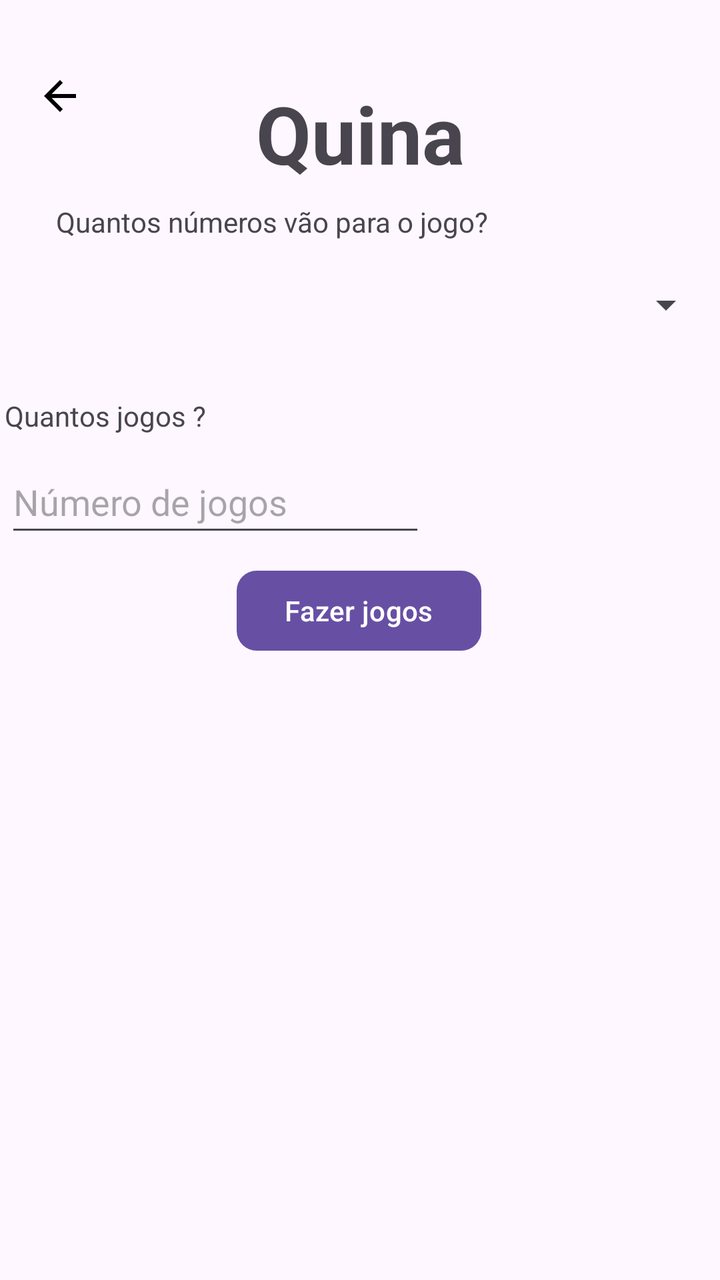
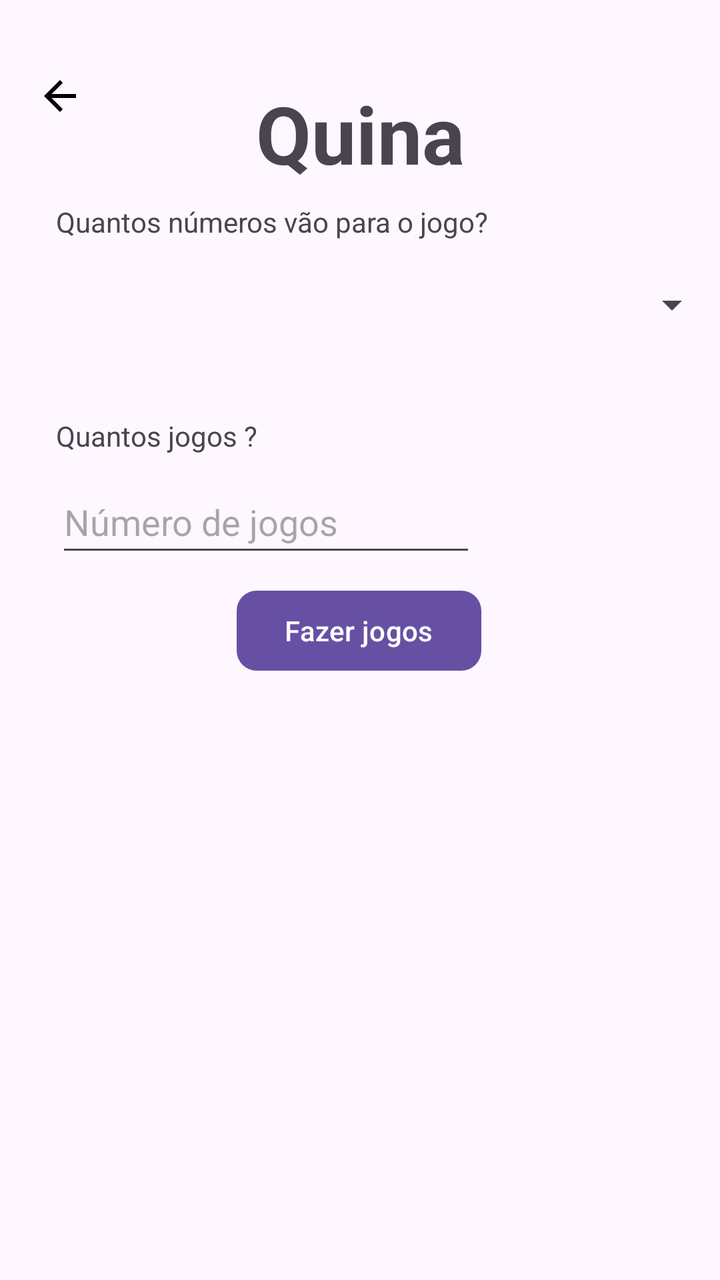

The first picture is an Android layout as it rendered before a commit; the second is the same layout after the commit. The layout source and the unified diff follow.
<!-- AndroidManifest.xml: application theme Theme.Loteria03 -->
<!-- res/layout/activity_quina.xml -->
<?xml version="1.0" encoding="utf-8"?>
<androidx.constraintlayout.widget.ConstraintLayout xmlns:android="http://schemas.android.com/apk/res/android"
    xmlns:app="http://schemas.android.com/apk/res-auto"
    xmlns:tools="http://schemas.android.com/tools"
    android:id="@+id/main"
    android:layout_width="match_parent"
    android:layout_height="match_parent"
    tools:context=".MegaSenaActivity">

    <TextView
        android:id="@+id/textView"
        android:layout_width="wrap_content"
        android:layout_height="wrap_content"
        android:layout_marginStart="106dp"
        android:layout_marginTop="40dp"
        android:layout_marginEnd="106dp"
        android:text="Quina"
        android:textSize="40sp"
        android:textStyle="bold"
        app:layout_constraintEnd_toEndOf="parent"
        app:layout_constraintStart_toStartOf="parent"
        app:layout_constraintTop_toTopOf="parent" />

    <Spinner
        android:id="@+id/selecionarQuina"
        android:layout_width="354dp"
        android:layout_height="48dp"
        android:layout_marginTop="8dp"
        app:layout_constraintStart_toStartOf="parent"
        app:layout_constraintEnd_toEndOf="parent"
        app:layout_constraintTop_toBottomOf="@+id/textView5" />

    <TextView
        android:id="@+id/textView3"
        android:layout_width="wrap_content"
        android:layout_height="wrap_content"
        android:layout_marginStart="28dp"
        android:layout_marginTop="22dp"
        android:layout_marginEnd="283dp"
        android:text="Quantos jogos ?"
        app:layout_constraintEnd_toEndOf="parent"
        app:layout_constraintStart_toStartOf="parent"
        app:layout_constraintTop_toBottomOf="@+id/selecionarQuina" />

    <EditText
        android:id="@+id/qtdjogos"
        android:layout_width="wrap_content"
        android:layout_height="48dp"
        android:layout_marginStart="28dp"
        android:layout_marginTop="8dp"
        android:layout_marginEnd="173dp"
        android:ems="10"
        android:hint="Número de jogos"
        android:inputType="number"
        app:layout_constraintEnd_toEndOf="parent"
        app:layout_constraintStart_toStartOf="parent"
        app:layout_constraintTop_toBottomOf="@+id/textView3" />

    <Button
        android:id="@+id/btquinajogo"
        android:layout_width="wrap_content"
        android:layout_height="wrap_content"
        android:layout_marginStart="144dp"
        android:layout_marginTop="8dp"
        android:layout_marginEnd="145dp"
        android:text="Fazer jogos"
        app:cornerRadius="10dp"
        app:layout_constraintEnd_toEndOf="parent"
        app:layout_constraintStart_toStartOf="parent"
        app:layout_constraintTop_toBottomOf="@+id/qtdjogos" />

    <LinearLayout
        android:id="@+id/linearcontainer"
        android:layout_width="409dp"
        android:layout_height="398dp"
        android:layout_marginStart="1dp"
        android:layout_marginTop="1dp"
        android:layout_marginEnd="1dp"
        android:orientation="vertical"
        android:paddingStart="15dp"
        android:paddingEnd="15dp"
        app:layout_constraintEnd_toEndOf="parent"
        app:layout_constraintStart_toStartOf="parent"
        app:layout_constraintTop_toBottomOf="@+id/btquinajogo"></LinearLayout>

    <TextView
        android:id="@+id/textView5"
        android:layout_width="wrap_content"
        android:layout_height="wrap_content"
        android:layout_marginStart="28dp"
        android:layout_marginTop="8dp"
        android:text="Quantos números vão para o jogo?"
        app:layout_constraintStart_toStartOf="parent"
        app:layout_constraintTop_toBottomOf="@+id/textView" />

    <ImageButton
        android:id="@+id/voltar"
        android:layout_width="48dp"
        android:layout_height="48dp"
        android:layout_marginStart="6dp"
        android:layout_marginTop="24dp"
        android:background="@android:color/transparent"
        android:contentDescription="Voltar"
        app:layout_constraintEnd_toStartOf="@+id/imageView3"
        app:layout_constraintStart_toStartOf="parent"
        app:layout_constraintTop_toTopOf="parent"
        app:srcCompat="@drawable/arrow" />

</androidx.constraintlayout.widget.ConstraintLayout>
<!-- resources referenced by this layout -->
<resources>
  <!-- drawable arrow (drawable) -->
  <vector xmlns:android="http://schemas.android.com/apk/res/android" android:autoMirrored="true" android:height="24dp" android:tint="#000000" android:viewportHeight="24" android:viewportWidth="24" android:width="24dp">
        
      <path android:fillColor="@android:color/white" android:pathData="M20,11H7.83l5.59,-5.59L12,4l-8,8 8,8 1.41,-1.41L7.83,13H20v-2z"/>
      
  </vector>
  <style name="Theme.Loteria03" parent="Base.Theme.Loteria03" />
  <style name="Base.Theme.Loteria03" parent="Theme.Material3.DayNight.NoActionBar">
          
          
      </style>
</resources>

<!-- the commit's change to res/layout/activity_quina.xml (unified diff, before → after) -->
@@ -14,7 +14,7 @@
         android:layout_marginStart="106dp"
         android:layout_marginTop="40dp"
         android:layout_marginEnd="106dp"
-        android:text="Quina"
+        android:text="@string/quina"
         android:textSize="40sp"
         android:textStyle="bold"
         app:layout_constraintEnd_toEndOf="parent"
@@ -23,7 +23,7 @@
 
     <Spinner
         android:id="@+id/selecionarQuina"
-        android:layout_width="354dp"
+        android:layout_width="0dp"
         android:layout_height="48dp"
         android:layout_marginTop="8dp"
         app:layout_constraintStart_toStartOf="parent"
@@ -35,10 +35,8 @@
         android:layout_width="wrap_content"
         android:layout_height="wrap_content"
         android:layout_marginStart="28dp"
-        android:layout_marginTop="22dp"
-        android:layout_marginEnd="283dp"
-        android:text="Quantos jogos ?"
-        app:layout_constraintEnd_toEndOf="parent"
+        android:layout_marginTop="32dp"
+        android:text="@string/quantos_jogos"
         app:layout_constraintStart_toStartOf="parent"
         app:layout_constraintTop_toBottomOf="@+id/selecionarQuina" />
 
@@ -48,11 +46,9 @@
         android:layout_height="48dp"
         android:layout_marginStart="28dp"
         android:layout_marginTop="8dp"
-        android:layout_marginEnd="173dp"
         android:ems="10"
-        android:hint="Número de jogos"
+        android:hint="@string/numero_jogos"
         android:inputType="number"
-        app:layout_constraintEnd_toEndOf="parent"
         app:layout_constraintStart_toStartOf="parent"
         app:layout_constraintTop_toBottomOf="@+id/textView3" />
 
@@ -63,25 +59,32 @@
         android:layout_marginStart="144dp"
         android:layout_marginTop="8dp"
         android:layout_marginEnd="145dp"
-        android:text="Fazer jogos"
+        android:text="@string/fazer_jogos"
         app:cornerRadius="10dp"
         app:layout_constraintEnd_toEndOf="parent"
         app:layout_constraintStart_toStartOf="parent"
         app:layout_constraintTop_toBottomOf="@+id/qtdjogos" />
 
-    <LinearLayout
-        android:id="@+id/linearcontainer"
-        android:layout_width="409dp"
-        android:layout_height="398dp"
-        android:layout_marginStart="1dp"
-        android:layout_marginTop="1dp"
-        android:layout_marginEnd="1dp"
-        android:orientation="vertical"
-        android:paddingStart="15dp"
-        android:paddingEnd="15dp"
+    <ScrollView
+        android:id="@+id/scrollResultados"
+        android:layout_width="0dp"
+        android:layout_height="0dp"
+        android:layout_marginTop="8dp"
+        android:contentDescription="@string/result_num_jogos"
+        android:scrollbars="vertical"
+        app:layout_constraintBottom_toBottomOf="parent"
         app:layout_constraintEnd_toEndOf="parent"
         app:layout_constraintStart_toStartOf="parent"
-        app:layout_constraintTop_toBottomOf="@+id/btquinajogo"></LinearLayout>
+        app:layout_constraintTop_toBottomOf="@+id/btquinajogo">
+        <LinearLayout
+            android:id="@+id/linearcontainer"
+            android:layout_width="match_parent"
+            android:layout_height="wrap_content"
+            android:orientation="vertical"
+            android:paddingStart="15dp"
+            android:paddingEnd="15dp" />
+    </ScrollView>
+
 
     <TextView
         android:id="@+id/textView5"
@@ -89,7 +92,8 @@
         android:layout_height="wrap_content"
         android:layout_marginStart="28dp"
         android:layout_marginTop="8dp"
-        android:text="Quantos números vão para o jogo?"
+        android:layout_marginBottom="9dp"
+        android:text="@string/vao_para_jogo"
         app:layout_constraintStart_toStartOf="parent"
         app:layout_constraintTop_toBottomOf="@+id/textView" />
 
@@ -100,8 +104,7 @@
         android:layout_marginStart="6dp"
         android:layout_marginTop="24dp"
         android:background="@android:color/transparent"
-        android:contentDescription="Voltar"
-        app:layout_constraintEnd_toStartOf="@+id/imageView3"
+        android:contentDescription="@string/voltar"
         app:layout_constraintStart_toStartOf="parent"
         app:layout_constraintTop_toTopOf="parent"
         app:srcCompat="@drawable/arrow" />
<!-- resource entries referenced after the edit -->
@@ -6,6 +6,13 @@
       <path android:fillColor="@android:color/white" android:pathData="M20,11H7.83l5.59,-5.59L12,4l-8,8 8,8 1.41,-1.41L7.83,13H20v-2z"/>
       
   </vector>
+  <string name="fazer_jogos">Fazer jogos</string>
+  <string name="numero_jogos">Número de jogos</string>
+  <string name="quantos_jogos">Quantos jogos ?</string>
+  <string name="quina">Quina</string>
+  <string name="result_num_jogos">Resultado número de jogos</string>
+  <string name="vao_para_jogo">Quantos números vão para o jogo?</string>
+  <string name="voltar">Voltar</string>
   <style name="Theme.Loteria03" parent="Base.Theme.Loteria03" />
   <style name="Base.Theme.Loteria03" parent="Theme.Material3.DayNight.NoActionBar">
           
